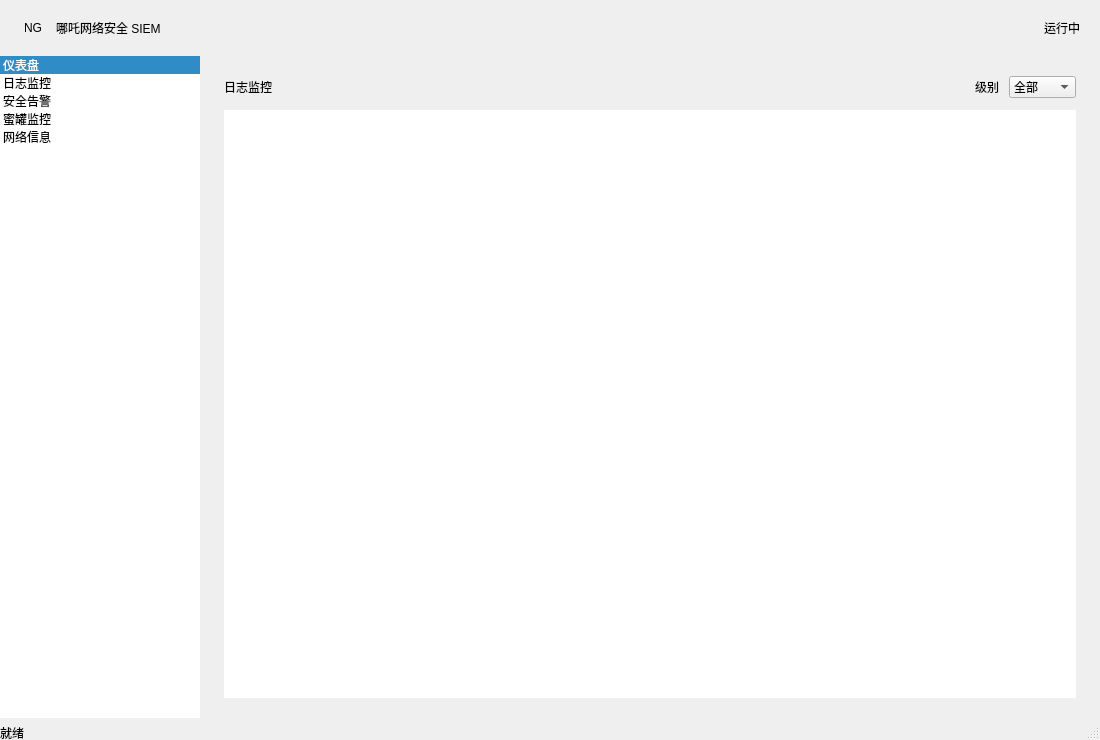
Old version of the form src/views/monitor.ui in the repository ctkqiang/NezhaGuard.
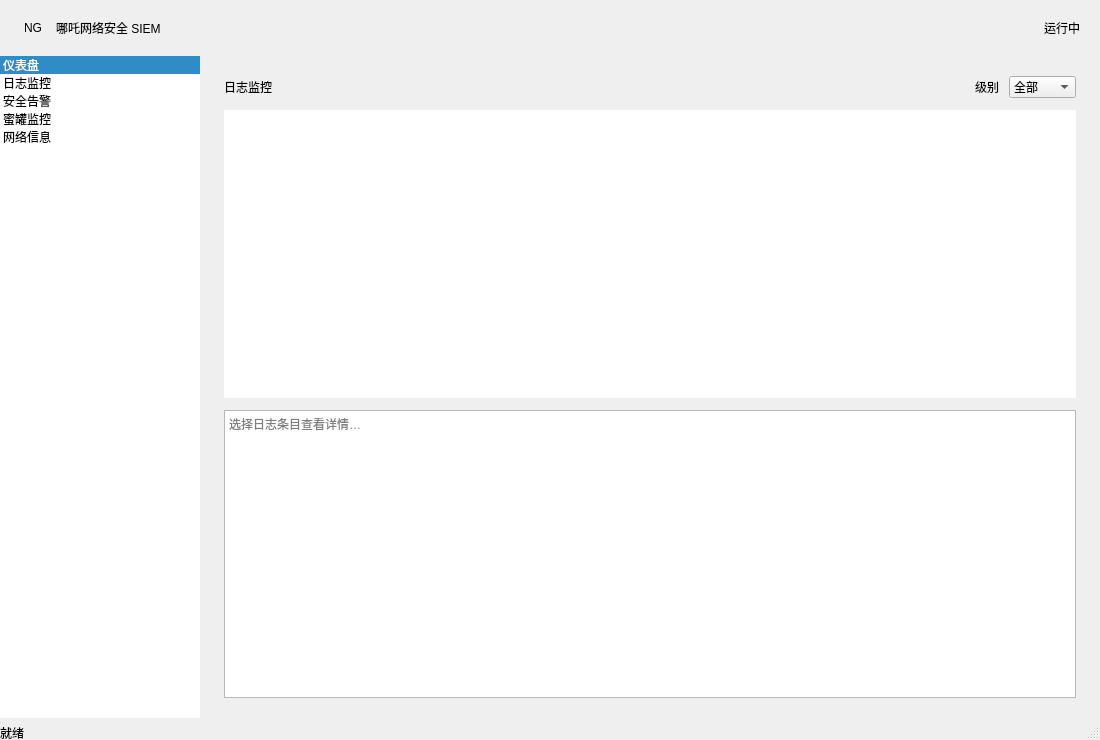
New version of the form. The open tabs and pages were chosen to show the change.

Commit message:
feat: 日志监控点击详情展示 IP 主机名/内网/回环信息
- monitor.cc: 新增 show_log_detail 槽，点击日志行自动提取 IPv4 地址并解析主机名、内网/回环属性
- monitor.ui: 日志页新增 120px QTextEdit 详情面板
- monitor.h: 声明 show_log_detail 槽
- 修复 apply_theme 在构造函数中因 delegate 未初始化导致崩溃 (nullptr deref)
- 将 dynamic_cast 替换为 static_cast + null 守卫，消除 RTTI 崩溃
- 恢复 哪吒 标识于每行日志格式中

What changed in the file:
```diff
--- a/src/views/monitor.ui
+++ b/src/views/monitor.ui
@@ -156,6 +156,7 @@
              <attribute name="verticalHeaderVisible"><bool>false</bool></attribute>
             </widget>
            </item>
+           <item><widget class="QTextEdit" name="log_detail"><property name="readOnly"><bool>true</bool></property><property name="maximumHeight"><number>120</number></property><property name="placeholderText"><string>选择日志条目查看详情…</string></property></widget></item>
           </layout>
          </widget>
          <!-- ============ 安全告警 ============ -->
```
The commit also changes 8 other files.
